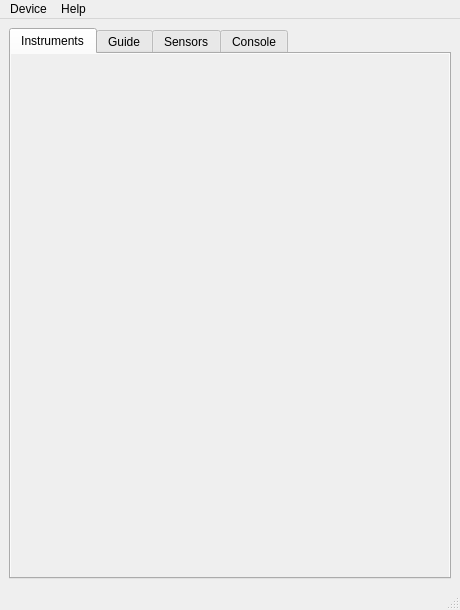
Qt form pslab/layouts/main_window.ui (fossasia/pslab-desktop) before a commit.
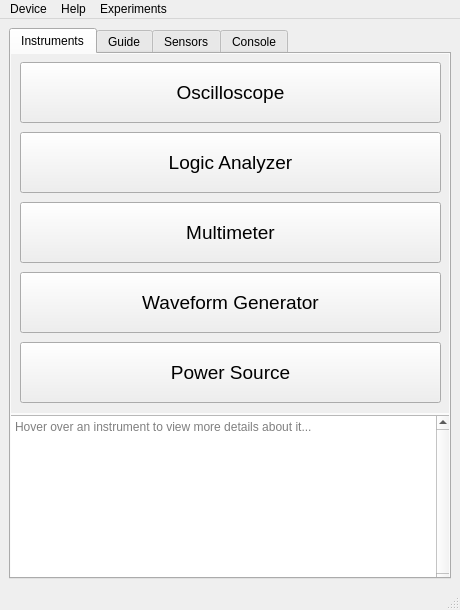
The same form after that commit. Icons and pictures are not drawn.

Commit message: layout: populated instruments tab

The edit to the form file:
```diff
--- a/pslab/layouts/main_window.ui
+++ b/pslab/layouts/main_window.ui
@@ -44,9 +44,18 @@
   <property name="toolButtonStyle">
    <enum>Qt::ToolButtonTextBesideIcon</enum>
   </property>
+  <property name="tabShape">
+   <enum>QTabWidget::Rounded</enum>
+  </property>
+  <property name="unifiedTitleAndToolBarOnMac">
+   <bool>false</bool>
+  </property>
   <widget class="QWidget" name="app_window">
-   <layout class="QVBoxLayout" name="verticalLayout">
-    <item>
+   <layout class="QGridLayout" name="gridLayout">
+    <property name="bottomMargin">
+     <number>9</number>
+    </property>
+    <item row="0" column="0">
      <widget class="QTabWidget" name="app_tabs">
       <property name="cursor">
        <cursorShape>PointingHandCursor</cursorShape>
@@ -54,6 +63,11 @@
       <property name="autoFillBackground">
        <bool>false</bool>
       </property>
+      <property name="styleSheet">
+       <string notr="true">QTabWidget::tab-bar {
+    alignment: center;
+}</string>
+      </property>
       <property name="tabShape">
        <enum>QTabWidget::Rounded</enum>
       </property>
@@ -92,7 +106,7 @@
           <x>-1</x>
           <y>-1</y>
           <width>441</width>
-          <height>541</height>
+          <height>533</height>
          </rect>
         </property>
         <property name="frameShape">
@@ -110,14 +124,14 @@
            <x>0</x>
            <y>-1</y>
            <width>441</width>
-           <height>541</height>
+           <height>361</height>
           </rect>
          </property>
          <property name="frameShape">
           <enum>QFrame::NoFrame</enum>
          </property>
          <property name="frameShadow">
-          <enum>QFrame::Plain</enum>
+          <enum>QFrame::Raised</enum>
          </property>
          <property name="widgetResizable">
           <bool>true</bool>
@@ -128,11 +142,226 @@
             <x>0</x>
             <y>0</y>
             <width>441</width>
-            <height>541</height>
+            <height>361</height>
            </rect>
           </property>
+          <widget class="QPushButton" name="button_oscilloscope">
+           <property name="geometry">
+            <rect>
+             <x>10</x>
+             <y>10</y>
+             <width>421</width>
+             <height>61</height>
+            </rect>
+           </property>
+           <property name="font">
+            <font>
+             <pointsize>14</pointsize>
+             <weight>50</weight>
+             <italic>false</italic>
+             <bold>false</bold>
+            </font>
+           </property>
+           <property name="focusPolicy">
+            <enum>Qt::WheelFocus</enum>
+           </property>
+           <property name="toolTip">
+            <string>Oscilloscope</string>
+           </property>
+           <property name="accessibleName">
+            <string/>
+           </property>
+           <property name="layoutDirection">
+            <enum>Qt::LeftToRight</enum>
+           </property>
+           <property name="autoFillBackground">
+            <bool>true</bool>
+           </property>
+           <property name="styleSheet">
+            <string notr="true"/>
+           </property>
+           <property name="text">
+            <string>Oscilloscope</string>
+           </property>
+           <property name="iconSize">
+            <size>
+             <width>30</width>
+             <height>30</height>
+            </size>
+           </property>
+           <property name="shortcut">
+            <string>Ctrl+Shift+O</string>
+           </property>
+           <property name="checkable">
+            <bool>false</bool>
+           </property>
+           <property name="flat">
+            <bool>false</bool>
+           </property>
+          </widget>
+          <widget class="QPushButton" name="button_logic_analyzer">
+           <property name="geometry">
+            <rect>
+             <x>10</x>
+             <y>80</y>
+             <width>421</width>
+             <height>61</height>
+            </rect>
+           </property>
+           <property name="font">
+            <font>
+             <pointsize>14</pointsize>
+            </font>
+           </property>
+           <property name="autoFillBackground">
+            <bool>true</bool>
+           </property>
+           <property name="text">
+            <string>Logic Analyzer</string>
+           </property>
+           <property name="iconSize">
+            <size>
+             <width>30</width>
+             <height>30</height>
+            </size>
+           </property>
+           <property name="shortcut">
+            <string>Ctrl+Shift+L</string>
+           </property>
+          </widget>
+          <widget class="QPushButton" name="button_waveform_generator">
+           <property name="geometry">
+            <rect>
+             <x>10</x>
+             <y>220</y>
+             <width>421</width>
+             <height>61</height>
+            </rect>
+           </property>
+           <property name="font">
+            <font>
+             <pointsize>14</pointsize>
+            </font>
+           </property>
+           <property name="autoFillBackground">
+            <bool>true</bool>
+           </property>
+           <property name="text">
+            <string>Waveform Generator</string>
+           </property>
+           <property name="iconSize">
+            <size>
+             <width>30</width>
+             <height>30</height>
+            </size>
+           </property>
+           <property name="shortcut">
+            <string>Ctrl+Shift+W</string>
+           </property>
+          </widget>
+          <widget class="QPushButton" name="button_multimeter">
+           <property name="geometry">
+            <rect>
+             <x>10</x>
+             <y>150</y>
+             <width>421</width>
+             <height>61</height>
+            </rect>
+           </property>
+           <property name="font">
+            <font>
+             <pointsize>14</pointsize>
+            </font>
+           </property>
+           <property name="autoFillBackground">
+            <bool>true</bool>
+           </property>
+           <property name="text">
+            <string>Multimeter</string>
+           </property>
+           <property name="iconSize">
+            <size>
+             <width>30</width>
+             <height>30</height>
+            </size>
+           </property>
+           <property name="shortcut">
+            <string>Ctrl+Shift+M</string>
+           </property>
+          </widget>
+          <widget class="QPushButton" name="button_power_source">
+           <property name="geometry">
+            <rect>
+             <x>10</x>
+             <y>290</y>
+             <width>421</width>
+             <height>61</height>
+            </rect>
+           </property>
+           <property name="font">
+            <font>
+             <pointsize>14</pointsize>
+            </font>
+           </property>
+           <property name="mouseTracking">
+            <bool>true</bool>
+           </property>
+           <property name="autoFillBackground">
+            <bool>true</bool>
+           </property>
+           <property name="text">
+            <string>Power Source</string>
+           </property>
+           <property name="iconSize">
+            <size>
+             <width>30</width>
+             <height>30</height>
+            </size>
+           </property>
+           <property name="shortcut">
+            <string>Ctrl+Shift+P</string>
+           </property>
+          </widget>
+          <zorder>text_instrument_details</zorder>
+          <zorder>button_oscilloscope</zorder>
+          <zorder>button_logic_analyzer</zorder>
+          <zorder>button_waveform_generator</zorder>
+          <zorder>button_multimeter</zorder>
+          <zorder>button_power_source</zorder>
          </widget>
         </widget>
+        <widget class="QTextBrowser" name="text_instrument_details">
+         <property name="geometry">
+          <rect>
+           <x>0</x>
+           <y>362</y>
+           <width>441</width>
+           <height>173</height>
+          </rect>
+         </property>
+         <property name="cursor" stdset="0">
+          <cursorShape>CrossCursor</cursorShape>
+         </property>
+         <property name="frameShadow">
+          <enum>QFrame::Raised</enum>
+         </property>
+         <property name="verticalScrollBarPolicy">
+          <enum>Qt::ScrollBarAlwaysOn</enum>
+         </property>
+         <property name="horizontalScrollBarPolicy">
+          <enum>Qt::ScrollBarAsNeeded</enum>
+         </property>
+         <property name="html">
+          <string>&lt;!DOCTYPE HTML PUBLIC &quot;-//W3C//DTD HTML 4.0//EN&quot; &quot;http://www.w3.org/TR/REC-html40/strict.dtd&quot;&gt;
+&lt;html&gt;&lt;head&gt;&lt;meta name=&quot;qrichtext&quot; content=&quot;1&quot; /&gt;&lt;style type=&quot;text/css&quot;&gt;
+p, li { white-space: pre-wrap; }
+&lt;/style&gt;&lt;/head&gt;&lt;body style=&quot; font-family:'Ubuntu'; font-size:11pt; font-weight:400; font-style:normal;&quot;&gt;
+&lt;p style=&quot;-qt-paragraph-type:empty; margin-top:0px; margin-bottom:0px; margin-left:0px; margin-right:0px; -qt-block-indent:0; text-indent:0px;&quot;&gt;&lt;br /&gt;&lt;/p&gt;&lt;/body&gt;&lt;/html&gt;</string>
+         </property>
+         <property name="placeholderText">
+          <string>Hover over an instrument to view more details about it...</string>
+         </property>
+        </widget>
        </widget>
       </widget>
       <widget class="QWidget" name="tab_guide">
@@ -340,9 +569,28 @@
     </property>
     <addaction name="action_pin_Layout"/>
     <addaction name="action_datasheet"/>
+    <addaction name="separator"/>
+    <addaction name="action_about_pslab"/>
+   </widget>
+   <widget class="QMenu" name="menuExperiments">
+    <property name="title">
+     <string>Experiments</string>
+    </property>
+    <widget class="QMenu" name="menuElectronics">
+     <property name="title">
+      <string>Electronics</string>
+     </property>
+     <addaction name="action_bjts_and_fets"/>
+     <addaction name="action_diodes"/>
+    </widget>
+    <addaction name="menuElectronics"/>
+    <addaction name="actionElectrical"/>
+    <addaction name="actionPhysics"/>
+    <addaction name="actionSchool"/>
    </widget>
    <addaction name="menuDevice"/>
    <addaction name="menuHelp"/>
+   <addaction name="menuExperiments"/>
   </widget>
   <widget class="QStatusBar" name="pslab_status_bar"/>
   <action name="action_reconnect">
```
Left out of the diff: 66 changed lines with no effect on the pictures. The commit also changes 18 other files.
